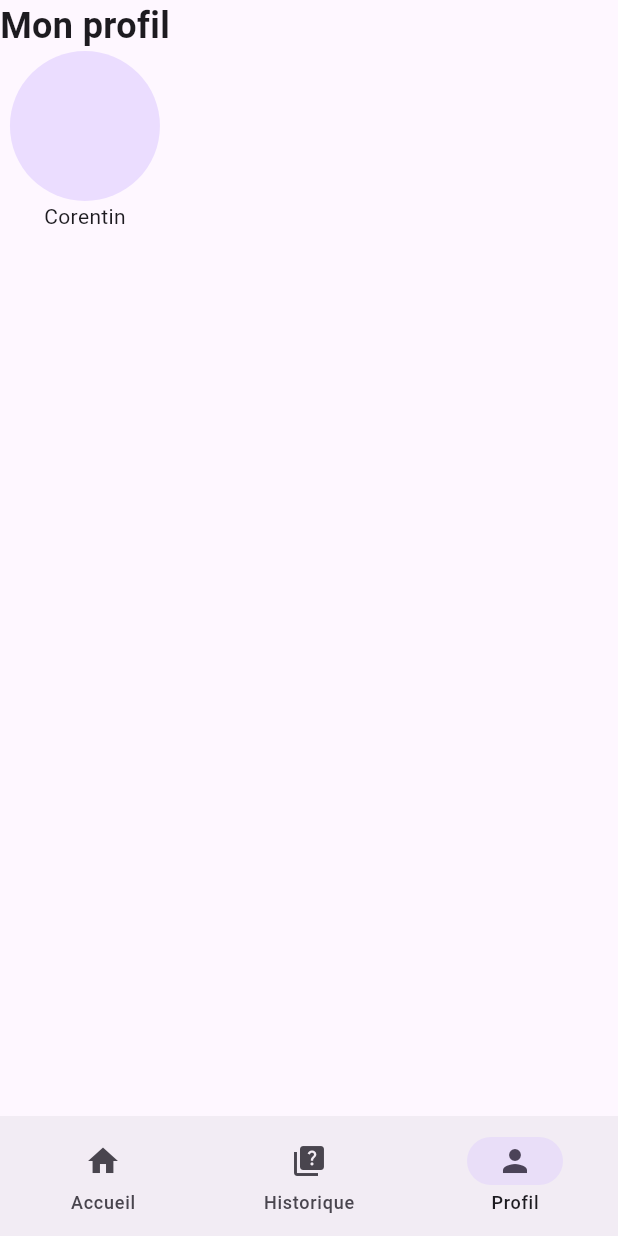
After one commit to nechuo/quiz_app_front, a Flutter app: the screen it shows after launch, item 3 of the bottom bar chosen, on a phone screen of 412 x 824 dp. The commit adds this screen. Run offline on Flutter 3.47's test engine with Material 3 defaults, Android fonts, the phone set to English and light mode, and no system bars.

Commit message:
add nav bar bottom with pages home, history, and profil pages.

```diff
--- a/lib/main.dart
+++ b/lib/main.dart
@@ -1,5 +1,5 @@
 import 'package:flutter/material.dart';
-import './pages/sign_in_page.dart';
+import './pages/main_page.dart';
 
 void main() {
   runApp(const MyApp());
@@ -31,7 +31,7 @@ class MyApp extends StatelessWidget {
         // tested with just a hot reload.
         colorScheme: .fromSeed(seedColor: Colors.deepPurple),
       ),
-      home: const SignInPage(),
+      home: const MainPage(),
     );
   }
 }
--- /dev/null
+++ b/lib/pages/history.dart
@@ -0,0 +1,21 @@
+import 'package:flutter/material.dart';
+
+class History extends StatelessWidget {
+  const History({super.key});
+
+  @override
+  Widget build(BuildContext context) {
+    return Scaffold(
+      body: SafeArea(
+        child: Column(
+          children: [
+            Text(
+              "Historique",
+              style: TextStyle(fontSize: 24, fontWeight: FontWeight.bold),
+            ),
+          ],
+        ),
+      ),
+    );
+  }
+}
--- a/lib/pages/home_page.dart
+++ b/lib/pages/home_page.dart
@@ -48,7 +48,7 @@ class _HomePageState extends State<HomePage> {
             Container(
               margin: const EdgeInsets.only(bottom: 0),
               child: Text(
-                'Welcome to Quiz App',
+                'Nouvelle partie',
                 style: TextStyle(fontSize: 24, fontWeight: FontWeight.bold),
               ),
             ),
--- /dev/null
+++ b/lib/pages/main_page.dart
@@ -0,0 +1,38 @@
+import 'package:flutter/material.dart';
+import 'history.dart';
+import 'home_page.dart';
+import 'profile_page.dart';
+import '../widgets/navigation_bar.dart';
+
+class MainPage extends StatefulWidget {
+  const MainPage({super.key});
+
+  @override
+  State<MainPage> createState() => _MainPageState();
+}
+
+class _MainPageState extends State<MainPage> {
+  int _currentIndex = 0;
+
+  final List<Widget> _pages = [
+    const HomePage(),
+    const History(),
+    const ProfilePage(),
+  ];
+
+  @override
+  Widget build(BuildContext context) {
+    return Scaffold(
+      body: _pages[_currentIndex],
+
+      bottomNavigationBar: CustomBottomNavBar(
+        currentIndex: _currentIndex,
+        onTap: (index) {
+          setState(() {
+            _currentIndex = index;
+          });
+        },
+      ),
+    );
+  }
+}
--- /dev/null
+++ b/lib/pages/profile_page.dart
@@ -0,0 +1,25 @@
+import 'package:flutter/material.dart';
+
+class ProfilePage extends StatelessWidget {
+  const ProfilePage({super.key});
+
+  @override
+  Widget build(BuildContext context) {
+    return Scaffold(
+      body: SafeArea(
+        child: Column(
+          children: [
+            const Text(
+              "Mon profil",
+              style: TextStyle(fontSize: 24, fontWeight: FontWeight.bold),
+            ),
+
+            CircleAvatar(radius: 50),
+
+            Text("Corentin"),
+          ],
+        ),
+      ),
+    );
+  }
+}
--- /dev/null
+++ b/lib/widgets/navigation_bar.dart
@@ -0,0 +1,25 @@
+import 'package:flutter/material.dart';
+
+class CustomBottomNavBar extends StatelessWidget {
+  final int currentIndex;
+  final Function(int) onTap;
+
+  const CustomBottomNavBar({
+    super.key,
+    required this.currentIndex,
+    required this.onTap,
+  });
+
+  @override
+  Widget build(BuildContext context) {
+    return NavigationBar(
+      selectedIndex: currentIndex,
+      onDestinationSelected: onTap,
+      destinations: const [
+        NavigationDestination(icon: Icon(Icons.home), label: 'Accueil'),
+        NavigationDestination(icon: Icon(Icons.quiz), label: 'Historique'),
+        NavigationDestination(icon: Icon(Icons.person), label: 'Profil'),
+      ],
+    );
+  }
+}
```
